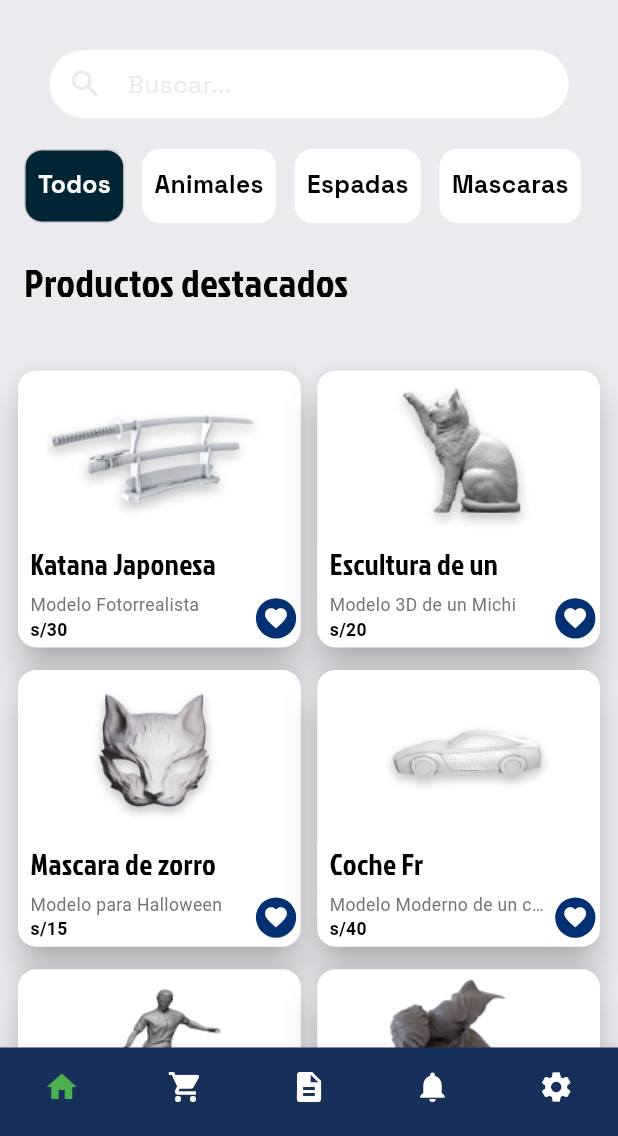
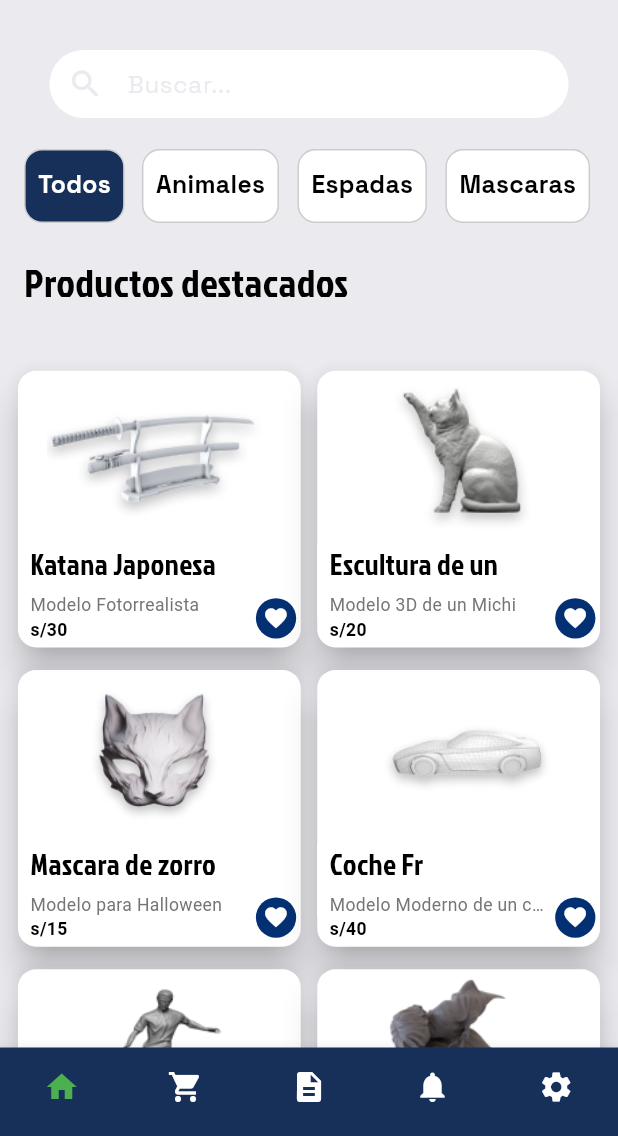
Before and after one commit to ProyectoFabLab-Ciclo-VI/FABLAB_MOVIL, a Flutter app: the MenuPrincipal screen opened directly, on a phone screen of 412 x 824 dp, the part 100-1236 px from its top. Run offline on Flutter 3.47's test engine with Material 3 defaults, Android fonts, the phone set to English and light mode, and no system bars; our stand-ins replace dartz, dio, file_picker, flutter_form_builder, form_builder_validators, hive_flutter and 1 more; missing offline and left inert: another_dashed_container; accounts and stored records are empty.

Commit message:
mejorando codigo en menu principal, separando los filtros

```diff
--- /dev/null
+++ b/lib/features_venta/fablab/presentation/pages/Home/NuevoMenu/filtro.dart
@@ -0,0 +1,32 @@
+import 'package:fab_lab_upeu/shared/Utils/colores.dart';
+import 'package:flutter/material.dart';
+import 'package:sizer/sizer.dart';
+
+class FiltroMenu extends StatelessWidget {
+  final String text1;
+  final int colortext;
+  final int colorfondo;
+  const FiltroMenu({super.key, required this.text1, required this.colortext, required this.colorfondo});
+
+  @override
+  Widget build(BuildContext context) {
+    final screenWidth = MediaQuery.of(context).size.width;
+    return Container(
+      decoration: BoxDecoration(
+          color: coloresPersonalizados[colorfondo],
+          borderRadius: BorderRadius.circular(12),
+          border: Border.all(color: coloresPersonalizados[9], width: 1)),
+      padding:
+          EdgeInsets.only(left: screenWidth * 0.02, right: screenWidth * 0.02),
+      height: double.infinity,
+      child: Center(
+        child: Text(text1,
+            style: TextStyle(
+                color: coloresPersonalizados[colortext],
+                fontFamily: 'SpaceGrotesk',
+                fontSize: 16.6.sp,
+                fontWeight: FontWeight.bold)),
+      ),
+    );
+  }
+}
--- a/lib/features_venta/fablab/presentation/pages/Home/NuevoMenu/principal_menu.dart
+++ b/lib/features_venta/fablab/presentation/pages/Home/NuevoMenu/principal_menu.dart
@@ -1,4 +1,5 @@
 import 'package:fab_lab_upeu/features_venta/fablab/presentation/pages/Home/NuevoMenu/card_nuevo_menu.dart';
+import 'package:fab_lab_upeu/features_venta/fablab/presentation/pages/Home/NuevoMenu/filtro.dart';
 import 'package:fab_lab_upeu/features_venta/fablab/presentation/widgets/Otros_hastaponerleunnombre/appbar.dart';
 import 'package:fab_lab_upeu/features_venta/fablab/presentation/widgets/Otros_hastaponerleunnombre/menu_drawer.dart';
 import 'package:fab_lab_upeu/features_venta/fablab/presentation/widgets/Otros_hastaponerleunnombre/navbarinferior.dart';
@@ -119,87 +120,30 @@ class MenuPrincipal extends StatelessWidget {
                     mainAxisAlignment: MainAxisAlignment.spaceAround,
                     children: [
                       Padding(
-                        padding: EdgeInsets.only(right: screenWidth * 0.028),
-                        child: Container(
-                          decoration: BoxDecoration(
-                              color: coloresPersonalizados[8],
-                              borderRadius: BorderRadius.circular(12),
-                              border: Border.all(
-                                  color: coloresPersonalizados[9], width: 1)),
-                          padding: EdgeInsets.only(
-                              left: screenWidth * 0.02,
-                              right: screenWidth * 0.02),
-                          height: double.infinity,
-                          child: Center(
-                            child: Text('Todos',
-                                style: TextStyle(
-                                    color: Colors.white,
-                                    fontFamily: 'SpaceGrotesk',
-                                    fontSize: 16.6.sp,
-                                    fontWeight: FontWeight.bold)),
-                          ),
-                        ),
-                      ),
+                          padding: EdgeInsets.only(right: screenWidth * 0.028),
+                          child: const FiltroMenu(
+                              text1: 'Todos', colortext: 3, colorfondo: 1)),
                       Padding(
-                        padding: EdgeInsets.only(right: screenWidth * 0.03),
-                        child: Container(
-                          decoration: BoxDecoration(
-                              color: coloresPersonalizados[3],
-                              borderRadius: BorderRadius.circular(12)),
-                          padding: EdgeInsets.only(
-                              left: screenWidth * 0.02,
-                              right: screenWidth * 0.02),
-                          height: double.infinity,
-                          child: Center(
-                            child: Text('Animales',
-                                style: TextStyle(
-                                    fontFamily: 'SpaceGrotesk',
-                                    color: coloresPersonalizados[4],
-                                    fontSize: 16.6.sp,
-                                    fontWeight: FontWeight.bold)),
-                          ),
-                        ),
-                      ),
+                          padding: EdgeInsets.only(right: screenWidth * 0.03),
+                          child: const FiltroMenu(
+                            text1: 'Animales',
+                            colorfondo: 3,
+                            colortext: 4,
+                          )),
                       Padding(
-                        padding: EdgeInsets.only(right: screenWidth * 0.03),
-                        child: Container(
-                          decoration: BoxDecoration(
-                              color: coloresPersonalizados[3],
-                              borderRadius: BorderRadius.circular(12)),
-                          padding: EdgeInsets.only(
-                              left: screenWidth * 0.02,
-                              right: screenWidth * 0.02),
-                          height: double.infinity,
-                          child: Center(
-                            child: Text('Espadas',
-                                style: TextStyle(
-                                    fontFamily: 'SpaceGrotesk',
-                                    color: coloresPersonalizados[4],
-                                    fontSize: 16.6.sp,
-                                    fontWeight: FontWeight.bold)),
-                          ),
-                        ),
-                      ),
+                          padding: EdgeInsets.only(right: screenWidth * 0.03),
+                          child: const FiltroMenu(
+                            text1: 'Espadas',
+                            colorfondo: 3,
+                            colortext: 4,
+                          )),
                       Padding(
-                        padding: EdgeInsets.only(right: screenWidth * 0.03),
-                        child: Container(
-                          decoration: BoxDecoration(
-                              color: coloresPersonalizados[3],
-                              borderRadius: BorderRadius.circular(12)),
-                          padding: EdgeInsets.only(
-                              left: screenWidth * 0.02,
-                              right: screenWidth * 0.02),
-                          height: double.infinity,
-                          child: Center(
-                            child: Text('Mascaras',
-                                style: TextStyle(
-                                    fontFamily: 'SpaceGrotesk',
-                                    color: coloresPersonalizados[4],
-                                    fontSize: 16.6.sp,
-                                    fontWeight: FontWeight.bold)),
-                          ),
-                        ),
-                      ),
+                          padding: EdgeInsets.only(right: screenWidth * 0.03),
+                          child: const FiltroMenu(
+                            text1: 'Mascaras',
+                            colorfondo: 3,
+                            colortext: 4,
+                          )),
                     ],
                   ),
                 ),
```
